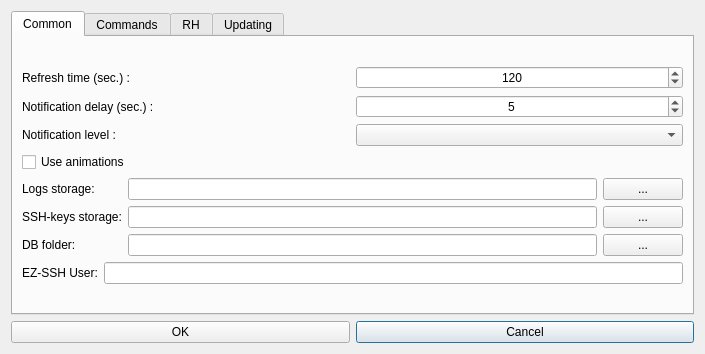
This is hub/forms/DlgSettings.ui in subutai-io/control-center as Qt 5 draws it before an edit. The edited form follows.
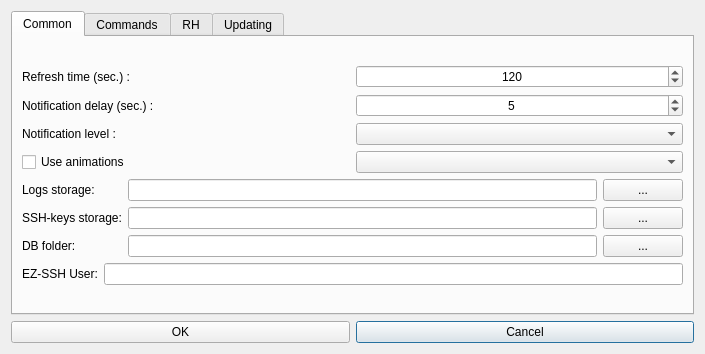
This is the edited form. Icons and pictures are not drawn.

Commit message: Added setting for preffered notifications place because we can't get tray icon coordinates on D-Bus systems like linux and osx

Diff of the .ui file:
```diff
--- a/hub/forms/DlgSettings.ui
+++ b/hub/forms/DlgSettings.ui
@@ -111,9 +111,19 @@
              <item row="2" column="1">
               <widget class="QComboBox" name="cb_notification_level"/>
              </item>
+             <item row="3" column="0">
+              <widget class="QCheckBox" name="chk_use_animations">
+               <property name="text">
+                <string>Use animations</string>
+               </property>
+              </widget>
+             </item>
+             <item row="3" column="1">
+              <widget class="QComboBox" name="cb_preferred_notifications_place"/>
+             </item>
             </layout>
            </item>
-           <item row="2" column="0">
+           <item row="1" column="0">
             <layout class="QGridLayout" name="gridLayout_4">
              <item row="0" column="0">
               <widget class="QLabel" name="lbl_logs_storage">
@@ -168,7 +178,7 @@
              </item>
             </layout>
            </item>
-           <item row="3" column="0">
+           <item row="2" column="0">
             <layout class="QGridLayout" name="gridLayout_2">
              <item row="0" column="0">
               <widget class="QLabel" name="lbl_ssh_user">
@@ -182,13 +192,6 @@
              </item>
             </layout>
            </item>
-           <item row="1" column="0">
-            <widget class="QCheckBox" name="chk_use_animations">
-             <property name="text">
-              <string>Use animations</string>
-             </property>
-            </widget>
-           </item>
           </layout>
          </item>
         </layout>
```
The commit also changes 6 other files.
